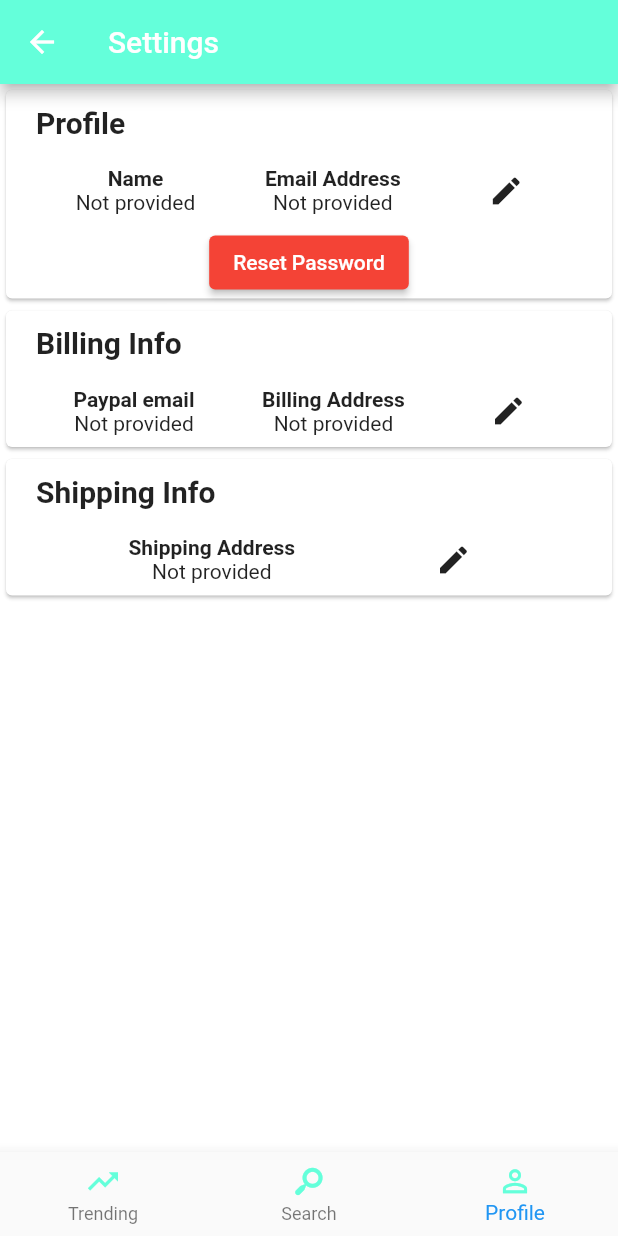
After one commit to jan268/In-ynierka, a Flutter app: the SettingsPage screen opened directly, on a phone screen of 412 x 824 dp. The commit adds this screen. Run offline on Flutter 3.47's test engine with Material 2 defaults, Android fonts, the phone set to English and light mode, and no system bars; our stand-ins replace flutter_secure_storage, flutter_spinkit, jwt_decoder, toggle_switch; accounts and stored records are empty; network calls fail.

Commit message:
added settings page and popup form for reset password

```diff
--- a/lib/pages/item_card.dart
+++ b/lib/pages/item_card.dart
@@ -107,7 +107,7 @@ class _ItemCardState extends State<ItemCard> {
                                   SizedBox(
                                       child: Text(
                                           getHighestBid(itemCardObject))
-                                  ), // tu trzeba dac cene Lowest ASK
+                                  ),
                                   SizedBox(
                                       child: Text("Sell", style: TextStyle(fontSize: 20),)
                                   ),
--- a/lib/pages/profile.dart
+++ b/lib/pages/profile.dart
@@ -18,6 +18,7 @@ class _ProfilePageState extends State<ProfilePage> {
   Widget build(BuildContext context) {
     return Scaffold(
         appBar: AppBar(
+          title: Text("Profile"),
           backgroundColor: Colors.tealAccent,
         ),
         backgroundColor: Colors.white,
@@ -47,10 +48,10 @@ class _ProfilePageState extends State<ProfilePage> {
                     child: CircleAvatar(
                       backgroundColor: Colors.tealAccent,
                       child: Text(
-                        "1",
+                        "1", // tu bedzie current Level
                         style: TextStyle(
                             fontWeight: FontWeight.bold, color: Colors.black),
-                      ), // tu bedzie current Level
+                      ),
                       radius: 40.0,
                     ),
                   ),
--- /dev/null
+++ b/lib/pages/settings.dart
@@ -0,0 +1,367 @@
+
+import 'package:flutter/material.dart';
+import 'package:net_market/objects/filter_object.dart';
+import 'package:net_market/pages/search.dart';
+import 'package:net_market/utilities/basic_icons_icons.dart';
+
+import 'home.dart';
+
+class SettingsPage extends StatefulWidget {
+  const SettingsPage({Key? key}) : super(key: key);
+
+  @override
+  _SettingsPageState createState() => _SettingsPageState();
+}
+
+class _SettingsPageState extends State<SettingsPage> {
+
+  String profileName = "Not provided";
+  String emailAddress = "Not provided";
+  String paypalEmail = "Not provided";
+  String billingAddress = "Not provided";
+  bool changePasswordButton = false;
+
+  @override
+  Widget build(BuildContext context) {
+    return Scaffold(
+        appBar: AppBar(
+          title: Text("Settings"),
+          backgroundColor: Colors.tealAccent,
+        ),
+        backgroundColor: Colors.white,
+        bottomNavigationBar: getNavBar(2),
+        body: Container(
+            child: SafeArea(
+              child: Column(
+                children: [
+                  SizedBox(
+                    height: 400,
+                    child: ListView(
+                      children: [
+                        Card(
+                            child: Column(
+                              children: [
+                                SizedBox(height: 10,),
+                                Row(
+                                  children: [
+                                    SizedBox(width: 20,),
+                                    Text(
+                                      "Profile",
+                                      style: TextStyle(
+                                        fontWeight: FontWeight.bold,
+                                        fontSize: 20,
+                                      ),
+                                    ),
+                                  ],
+                                ),
+                                SizedBox(height: 10,),
+                                Row(
+                                  mainAxisAlignment: MainAxisAlignment.spaceEvenly,
+                                  children: [
+                                    SizedBox(
+                                      child: Column(
+                                        children: [
+                                          Text(
+                                              "Name", // Sales completed
+                                              style: TextStyle(
+                                                  fontWeight: FontWeight.bold
+                                              )
+                                          ),
+                                          Text(
+                                              profileName
+                                          )
+                                        ],
+                                      ),
+                                    ),
+                                    SizedBox(
+                                      child: Column(
+                                        children: [
+                                          Text(
+                                              "Email Address", // Sales completed
+                                              style: TextStyle(
+                                                  fontWeight: FontWeight.bold
+                                              )
+                                          ),
+                                          Text(
+                                              emailAddress
+                                          )
+                                        ],
+                                      ),
+                                    ),
+                                    SizedBox(
+                                      child: IconButton(
+                                        icon: Icon(Icons.edit),
+                                        onPressed: () {},
+                                      ),
+                                    )
+                                  ],
+                                ),
+                                ElevatedButton(
+                                    onPressed: () {
+                                        resetForm();
+                                    },
+                                    child: Text("Reset Password"),
+                                    style: ButtonStyle(
+                                      backgroundColor:  MaterialStateProperty.all<Color>(Colors.red),
+                                    ),
+                                )
+                              ],
+                            )
+                        ),
+                        Card(
+                            child: Column(
+                              children: [
+                                SizedBox(height: 10,),
+                                Row(
+                                  children: [
+                                    SizedBox(width: 20,),
+                                    Text(
+                                        "Billing Info",
+                                      style: TextStyle(
+                                        fontWeight: FontWeight.bold,
+                                        fontSize: 20,
+                                      ),
+                                    ),
+                                  ],
+                                ),
+                                SizedBox(height: 10,),
+                                Row(
+                                  mainAxisAlignment: MainAxisAlignment.spaceEvenly,
+                                  children: [
+                                    SizedBox(
+                                      child: Column(
+                                        children: [
+                                          Text(
+                                              "Paypal email", // Sales completed
+                                              style: TextStyle(
+                                                  fontWeight: FontWeight.bold
+                                              )
+                                          ),
+                                          Text(
+                                              paypalEmail
+                                          )
+                                        ],
+                                      ),
+                                    ),
+                                    SizedBox(
+                                      child: Column(
+                                        children: [
+                                          Text(
+                                              "Billing Address", // Sales completed
+                                              style: TextStyle(
+                                                  fontWeight: FontWeight.bold
+                                              )
+                                          ),
+                                          Text(
+                                              billingAddress
+                                          )
+                                        ],
+                                      ),
+                                    ),
+                                    SizedBox(
+                                      child: IconButton(
+                                        icon: Icon(Icons.edit),
+                                        onPressed: () {},
+                                      ),
+                                    )
+                                  ],
+                                ),
+                              ],
+                            )
+                        ),
+                        Card(
+                            child: Column(
+                              children: [
+                                SizedBox(height: 10,),
+                                Row(
+                                  children: [
+                                    SizedBox(width: 20,),
+                                    Text(
+                                      "Shipping Info",
+                                      style: TextStyle(
+                                        fontWeight: FontWeight.bold,
+                                        fontSize: 20,
+                                      ),
+                                    ),
+                                  ],
+                                ),
+                                SizedBox(height: 10,),
+                                Row(
+                                  mainAxisAlignment: MainAxisAlignment.spaceEvenly,
+                                  children: [
+                                    SizedBox(
+                                      child: Column(
+                                        children: [
+                                          Text(
+                                              "Shipping Address", // Sales completed
+                                              style: TextStyle(
+                                                  fontWeight: FontWeight.bold
+                                              )
+                                          ),
+                                          Text(
+                                              billingAddress
+                                          )
+                                        ],
+                                      ),
+                                    ),
+                                    SizedBox(
+                                      child: IconButton(
+                                        icon: Icon(Icons.edit),
+                                        onPressed: () {},
+                                      ),
+                                    )
+                                  ],
+                                ),
+                              ],
+                            )
+                        ),
+                      ],
+                    ),
+                  ),
+                ],
+              ),
+            )));
+  }
+
+  Widget getNavBar(int index) {
+    return BottomNavigationBar(
+      currentIndex: index,
+      onTap: onTabTapped,
+      items: const <BottomNavigationBarItem>[
+        BottomNavigationBarItem(
+            icon: Icon(
+              BasicIcons.trending_up,
+              color: Colors.tealAccent,
+            ),
+            label: 'Trending'),
+        BottomNavigationBarItem(
+            icon: Icon(
+              BasicIcons.search,
+              color: Colors.tealAccent,
+            ),
+            label: 'Search'),
+        BottomNavigationBarItem(
+            icon: Icon(
+              BasicIcons.person_outline,
+              color: Colors.tealAccent,
+            ),
+            label: 'Profile'),
+      ],
+    );
+  }
+
+  void onTabTapped(int index) {
+    switch (index) {
+      case 0:
+        Navigator.push(
+            context,
+            MaterialPageRoute(
+                builder: (context) => Home(
+                  category: 'SNEAKERS',
+                )));
+        break;
+      case 1:
+        Navigator.push(
+            context,
+            MaterialPageRoute(
+                builder: (context) => SearchPage(
+                  category: 'SNEAKERS',
+                  filters: FilterObject.category('SNEAKERS'),
+                )));
+        break;
+      case 2:
+        break;
+    }
+  }
+
+  resetForm() {
+    final email = TextEditingController();
+    final oldPassword = TextEditingController();
+    final newPassword = TextEditingController();
+    final confirmNewPassword = TextEditingController();
+    return showDialog(
+        context: context,
+        builder: (BuildContext context) {
+          return AlertDialog(
+              content: Stack(
+                children: [
+                    Column(
+                      children: [
+                        Align(child: Text("Email"), alignment: Alignment.centerLeft,),
+                        Container(
+                          decoration: boxDecoration(),
+                          child: TextField(
+                            controller: email,
+                          ),
+                        ),
+                        SizedBox(height: 30,),
+                        Align(child: Text("Old Password"), alignment: Alignment.centerLeft,),
+                        Container(
+                          decoration: boxDecoration(),
+                          child: TextField(
+                            controller: oldPassword,
+                          ),
+                        ),
+                        SizedBox(height: 30,),
+                        Align(child: Text("New Password"), alignment: Alignment.centerLeft,),
+                        Container(
+                          decoration: boxDecoration(),
+                          child: TextField(
+                            controller: newPassword,
+                          ),
+                        ),
+                        SizedBox(height: 30,),
+                        Align(child: Text("Confirm New Password"), alignment: Alignment.centerLeft,),
+                        Container(
+                          decoration: boxDecoration(),
+                          child: TextField(
+                            controller: confirmNewPassword,
+                          ),
+                        ),
+                        SizedBox(height: 100,),
+                        Row(
+                          children: [
+                            RaisedButton(
+                              onPressed: () {
+                                Navigator.pop(context);
+                              },
+                              child: Text("Exit"),
+                            ),
+                            RaisedButton(
+                              onPressed: changePasswordButton ? () {
+                                  sendRequest();
+                              } : null,
+                              child: Text("Change Password"),
+                            )
+                          ],
+                        )
+                      ],
+                    )
+                ],
+              ),
+          );
+        }
+    );
+  }
+
+  @override
+  void initState() {
+    super.initState();
+    // email.addListener(() {
+    //   final changePassword = email.text.isNotEmpty;
+    //   setState(() {
+    //     this.changePasswordButton = changePassword;
+    //   });
+    // });
+  }
+
+  sendRequest() {
+
+  }
+
+  BoxDecoration boxDecoration() {
+    return BoxDecoration(
+                          border: Border.all()
+                        );
+  }
+}
```
Also changed, not shown: lib/objects/address_object.dart (added, +7 -0 lines), lib/pages/account.dart (+20 -4 lines).
